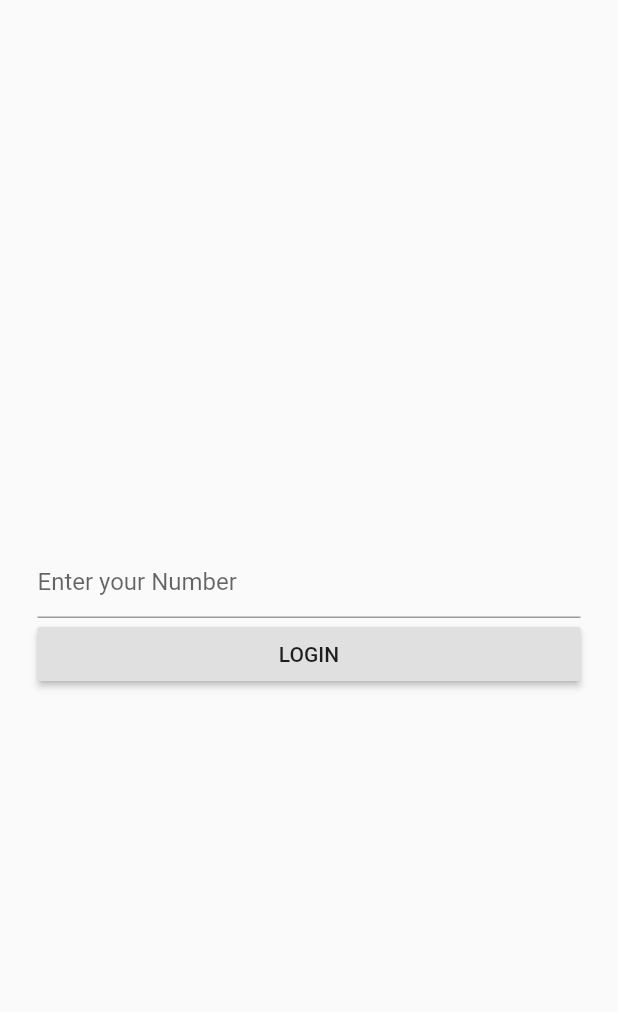
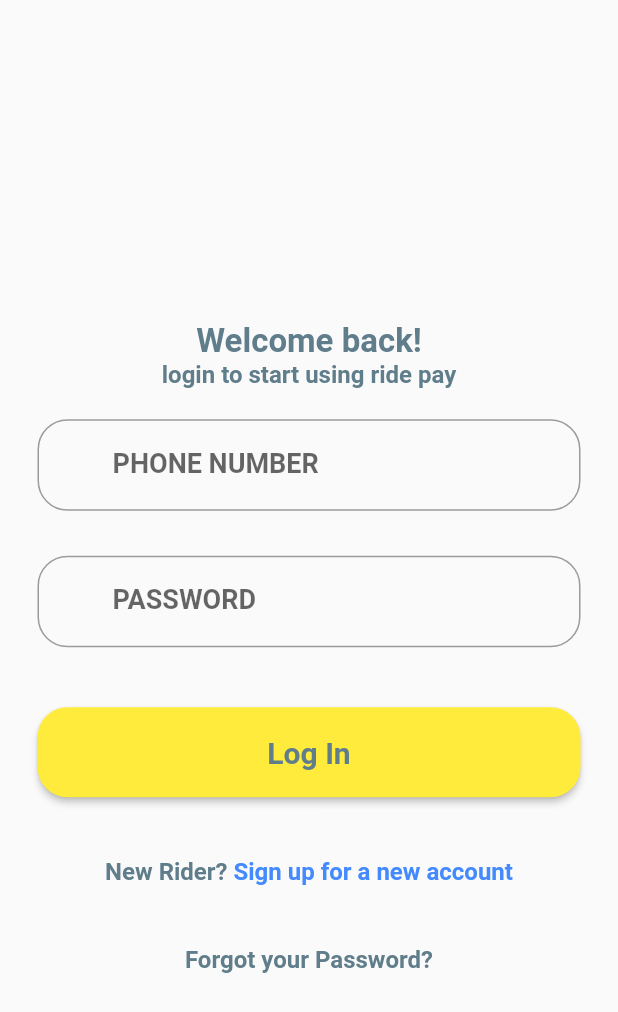
Before and after one commit to Ashivudhi/ride_pay, a Flutter app: the screen it shows after launch, after a tap on "DRIVER", on a phone screen of 412 x 824 dp. Shown: the top 1012 px of the screen. Run offline on Flutter 3.47's test engine with Material 2 defaults, Android fonts, the phone set to English and light mode, and no system bars.

Commit message:
Editing Screens

```diff
--- a/lib/screens/driver/log_In.dart
+++ b/lib/screens/driver/log_In.dart
@@ -1,4 +1,7 @@
 import 'package:flutter/material.dart';
+import 'dart:ui';
+import 'package:flutter/gestures.dart';
+import 'package:ride_pay/screens/driver/register.dart';
 
 class DriverLogin extends StatefulWidget {
   @override
@@ -6,6 +9,8 @@ class DriverLogin extends StatefulWidget {
 }
 
 class DriverLoginState extends State<DriverLogin> {
+  final TextEditingController _emailController = TextEditingController();
+  final TextEditingController _passController = TextEditingController();
   final formKey = new GlobalKey<FormState>();
 
   String phoneNumber;
@@ -18,30 +23,116 @@ class DriverLoginState extends State<DriverLogin> {
           child: Column(
             mainAxisAlignment: MainAxisAlignment.center,
             children: <Widget>[
-              Padding(padding: EdgeInsets.only(left: 25.0, right: 25.0),
-                child: TextFormField(
+              Padding(
+                padding: const EdgeInsets.fromLTRB(0, 40, 0, 0),
+                child: Text(
+                  "Welcome back!",
+                  style: TextStyle(fontSize: 22, color: Colors.blueGrey,
+                      fontWeight: FontWeight.w700),
+                ),
+              ),
+              Text(
+                "login to start using ride pay",
+                style: TextStyle(fontSize: 16, color: Colors.blueGrey,
+                  fontWeight: FontWeight.w700,),
+              ),
+              Padding(padding: EdgeInsets.fromLTRB( 25.0, 20.0, 25.0,10.0),
+                child: TextField(
+                  controller: _emailController,
+                  style: TextStyle(fontSize: 18, color: Colors.blueGrey,
+                      fontWeight: FontWeight.w700),
+                  decoration: InputDecoration(
+                      labelText: "PHONE NUMBER",
+                      prefixIcon: Container(
+                          width: 50),
+                      border: OutlineInputBorder(
+                          borderSide:
+                          BorderSide(color: Colors.blueGrey, width: 1),
+                          borderRadius: BorderRadius.all(Radius.circular(20)))),
                   keyboardType: TextInputType.phone,
-                  decoration: InputDecoration(hintText: "Enter your Number"),
-                  onChanged: (val) {
-                    setState(() {
-                      this.phoneNumber = val;
-                    });
-                  },
-                ),),
-              Padding(padding: EdgeInsets.only(left: 25.0, right: 25.0),
+                ),
+              ),
+              Padding(
+                padding: EdgeInsets.fromLTRB(25.0, 20.0, 25.0, 20.0),
+                child: TextField(
+                  controller: _emailController,
+                  style: TextStyle(fontSize: 18, color: Colors.blueGrey,
+
+                      fontWeight: FontWeight.w700),
+                  decoration: InputDecoration(
+                      labelText: "PASSWORD",
+                      prefixIcon: Container(
+                          width: 50),
+                      border: OutlineInputBorder(
+                          borderSide:
+                          BorderSide(color: Color(0xffCED0D2), width: 1),
+                          borderRadius: BorderRadius.all(Radius.circular(20)))),
+                  keyboardType: TextInputType.phone,
+                ),
+              ),
+              Padding(
+                padding: const EdgeInsets.fromLTRB(25.0, 20.0,25.0, 40),
+                child: SizedBox(
+                  width: double.infinity,
+                  height: 60,
                   child: RaisedButton(
-                    child: Center(
-                      child: Text('LOGIN'),
+                    onPressed: _onLoginClick,
+                    child: Text(
+                      "Log In",
+                      style: TextStyle(color: Colors.blueGrey, fontSize: 20,
+                          fontWeight: FontWeight.w700),
                     ),
-                    onPressed: () {
-                      verifyNumber(phoneNumber);
-                    },
-                  ))
+                    color: Colors.yellow,
+                    shape: RoundedRectangleBorder(
+                        borderRadius: BorderRadius.all(Radius.circular(20))),
+                  ),
+                ),
+              ),
+              Padding(
+                padding: const EdgeInsets.fromLTRB(0, 0, 0, 40),
+                child: RichText(
+                  text: TextSpan(
+                      text: "New Rider? ",
+                      style: TextStyle(color: Colors.blueGrey, fontSize: 16,
+                          fontWeight:FontWeight.w700 ),
+                      children: <TextSpan>[
+                        TextSpan(
+                            recognizer: TapGestureRecognizer()
+                              ..onTap = () {
+                                Navigator.push(
+                                    context,
+                                    MaterialPageRoute(
+                                        builder: (context) => RegisterPage()));
+                              },
+                            text: "Sign up for a new account",
+                            style: TextStyle(
+                                color: Colors.blueAccent, fontSize: 16))
+                      ]),
+                ),
+              ),
+              Padding(
+                padding: EdgeInsets.fromWindowPadding(WindowPadding.zero, 1),
+                child: RichText(text: TextSpan(
+                    text: "Forgot your Password?",
+                    style: TextStyle(color: Colors.blueGrey, fontSize: 16,
+                        fontWeight:FontWeight.w700 ),
+                    children: <TextSpan>[
+                      TextSpan(
+                          recognizer: TapGestureRecognizer()
+                            ..onTap = (){
+                              Navigator.push(context, MaterialPageRoute(
+                                  builder: (context)=>
+                                      DriverLogin()));
+                            }
+                      )
+                    ]
+                )),
+              )
             ],
           )),
     );
   }
-  Future<void>verifyNumber(phoneNumber)async{
+  Future<void>_onLoginClick()async{
     return Text('money');
 }
 }
--- a/lib/screens/landing_Page.dart
+++ b/lib/screens/landing_Page.dart
@@ -1,4 +1,5 @@
 import 'package:flutter/material.dart';
+import 'package:flutter/painting.dart';
 
 import 'package:ride_pay/screens/driver/log_In.dart';
 import 'package:ride_pay/screens/rider/log_In.dart';
@@ -21,7 +22,7 @@ class _State extends State<LandingPage>{
           child: ListView(
             children: <Widget>[
               Container(
-                alignment: Alignment.center,
+                alignment: AlignmentDirectional.center,
                 padding: EdgeInsets.fromLTRB(20, 30, 0, 70),
                 child: Text(
                   'Ride Pay',
--- a/lib/screens/rider/log_In.dart
+++ b/lib/screens/rider/log_In.dart
@@ -106,7 +106,7 @@ class _LoginPageState extends State<LoginPage> {
                                 Navigator.push(
                                     context,
                                     MaterialPageRoute(
-                                        builder: (context) => LoginPage()));
+                                        builder: (context) => RegisterPage()));
                               },
                             text: "Sign up for a new account",
                             style: TextStyle(
```
Also changed, not shown: lib/screens/driver/register.dart (+178 -0 lines), lib/screens/rider/register.dart (+180 -0 lines).
